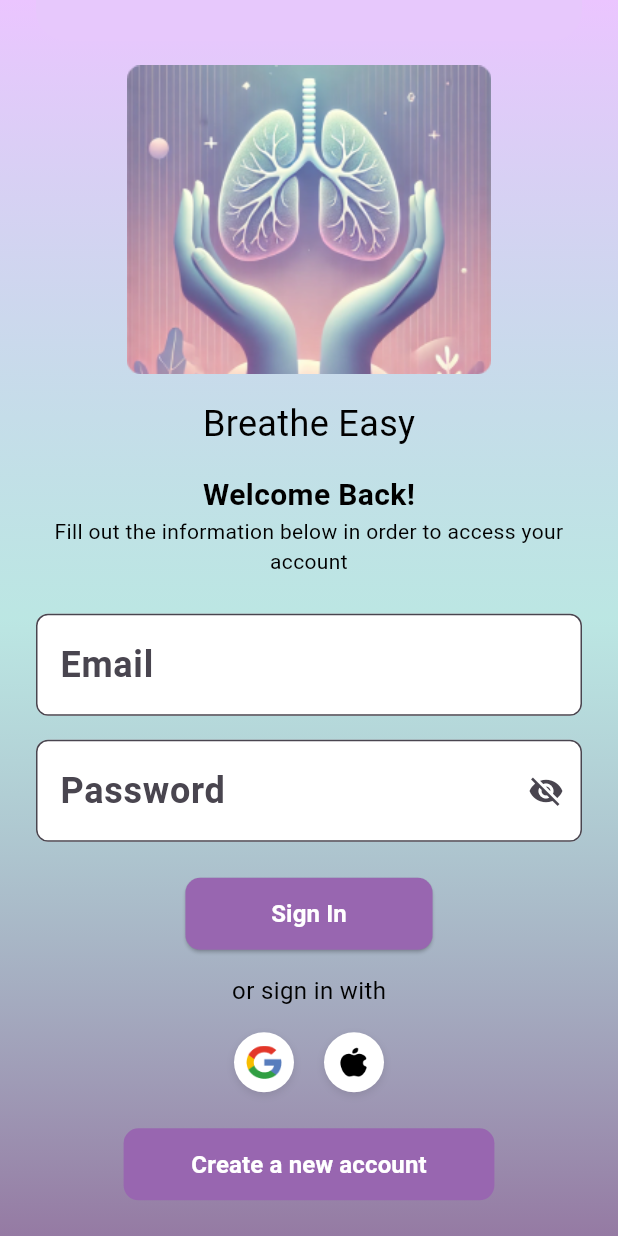
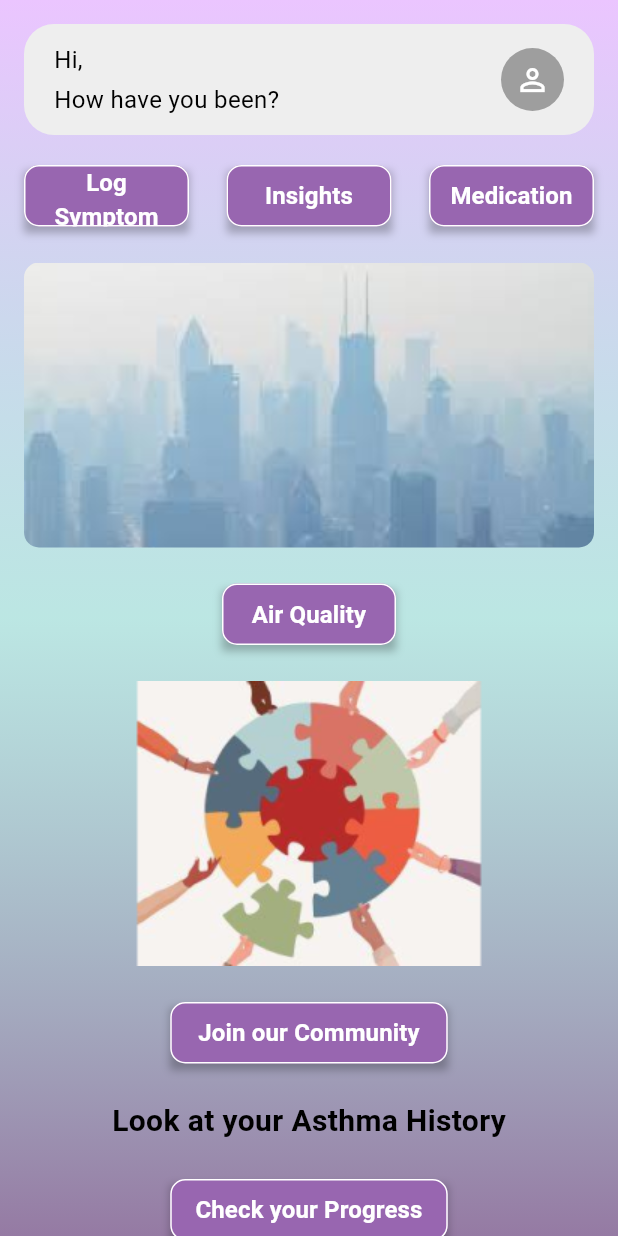
Before and after one commit to cpokala/AllerAlert, a Flutter app: the screen it shows after launch, scrolled down 56 dp, after a tap on "Sign In", on a phone screen of 412 x 824 dp. Run offline on Flutter 3.47's test engine with Material 3 defaults, Android fonts, the phone set to English and light mode, and no system bars.

Commit message:
Added Home Screen

```diff
--- a/lib/main.dart
+++ b/lib/main.dart
@@ -1,6 +1,7 @@
 import 'package:flutter/material.dart';
 import 'screens/login_screen.dart';
 import 'screens/signup_screen.dart';
+import 'screens/home_screen.dart';
 
 void main() {
   runApp(const MyApp());
@@ -44,6 +45,7 @@ class MyApp extends StatelessWidget {
       routes: {
         '/': (context) => const LoginScreen(),
         '/signup': (context) => const SignupScreen(),
+        '/home': (context) => const HomeScreen(),
       },
       initialRoute: '/',
     );
--- /dev/null
+++ b/lib/screens/home_screen.dart
@@ -0,0 +1,179 @@
+import 'package:flutter/material.dart';
+
+class HomeScreen extends StatelessWidget {
+  const HomeScreen({super.key});
+
+  @override
+  Widget build(BuildContext context) {
+    return Scaffold(
+      body: Container(
+        decoration: const BoxDecoration(
+          gradient: LinearGradient(
+            begin: Alignment(0.00, -1.00),
+            end: Alignment(0, 1),
+            colors: [Color(0xFFEBC5FF), Color(0xAA9ADAD5), Color(0xFF957AA3)],
+          ),
+        ),
+        child: SafeArea(
+          child: SingleChildScrollView(
+            child: Padding(
+              padding: const EdgeInsets.all(16.0),
+              child: Column(
+                children: [
+                  // Greeting Card
+                  Container(
+                    padding: const EdgeInsets.symmetric(horizontal: 20, vertical: 12),
+                    decoration: BoxDecoration(
+                      color: Colors.grey[200],
+                      borderRadius: BorderRadius.circular(20),
+                    ),
+                    child: Row(
+                      mainAxisAlignment: MainAxisAlignment.spaceBetween,
+                      children: [
+                        const Column(
+                          crossAxisAlignment: CrossAxisAlignment.start,
+                          children: [
+                            Text(
+                              'Hi,',
+                              style: TextStyle(
+                                fontSize: 16,
+                                fontWeight: FontWeight.w400,
+                              ),
+                            ),
+                            SizedBox(height: 4),
+                            Text(
+                              'How have you been?',
+                              style: TextStyle(
+                                fontSize: 16,
+                                fontWeight: FontWeight.w400,
+                              ),
+                            ),
+                          ],
+                        ),
+                        Container(
+                          width: 42,
+                          height: 42,
+                          decoration: const BoxDecoration(
+                            shape: BoxShape.circle,
+                            color: Colors.grey,
+                          ),
+                          child: const Icon(
+                            Icons.person_outline,
+                            color: Colors.white,
+                            size: 24,
+                          ),
+                        ),
+                      ],
+                    ),
+                  ),
+
+                  const SizedBox(height: 20),
+
+                  // Action Buttons Row
+                  Row(
+                    mainAxisAlignment: MainAxisAlignment.spaceBetween,
+                    children: [
+                      _buildActionButton('Log Symptom'),
+                      _buildActionButton('Insights'),
+                      _buildActionButton('Medication'),
+                    ],
+                  ),
+
+                  const SizedBox(height: 24),
+
+                  // City Image
+                  ClipRRect(
+                    borderRadius: BorderRadius.circular(10),
+                    child: Image.asset(
+                      'assets/images/city_skyline.png',
+                      width: double.infinity,
+                      height: 190,
+                      fit: BoxFit.cover,
+                    ),
+                  ),
+
+                  const SizedBox(height: 24),
+
+                  // Air Quality Button
+                  _buildActionButton('Air Quality', width: 116),
+
+                  const SizedBox(height: 24),
+
+                  // Community Image
+                  ClipRRect(
+                    borderRadius: BorderRadius.circular(10),
+                    child: Image.asset(
+                      'assets/images/community.png',
+                      width: double.infinity,
+                      height: 190,
+                      fit: BoxFit.contain,
+                    ),
+                  ),
+
+                  const SizedBox(height: 24),
+
+                  // Join Community Button
+                  _buildActionButton('Join our Community', width: 185),
+
+                  const SizedBox(height: 24),
+
+                  // Asthma History Text
+                  const Text(
+                    'Look at your Asthma History',
+                    style: TextStyle(
+                      fontSize: 20,
+                      fontWeight: FontWeight.w600,
+                      color: Colors.black,
+                    ),
+                  ),
+
+                  const SizedBox(height: 24),
+
+                  // Progress Button
+                  _buildActionButton('Check your Progress', width: 185),
+                ],
+              ),
+            ),
+          ),
+        ),
+      ),
+    );
+  }
+
+  Widget _buildActionButton(String text, {double? width}) {
+    return Container(
+      width: width ?? 110,
+      height: 41,
+      decoration: BoxDecoration(
+        boxShadow: [
+          BoxShadow(
+            color: Colors.black.withOpacity(0.25),
+            offset: const Offset(0, 4),
+            blurRadius: 4,
+          ),
+        ],
+      ),
+      child: ElevatedButton(
+        onPressed: () {},
+        style: ElevatedButton.styleFrom(
+          backgroundColor: const Color(0xFF9866B0),
+          foregroundColor: Colors.white,
+          padding: const EdgeInsets.symmetric(horizontal: 8),
+          shape: RoundedRectangleBorder(
+            borderRadius: BorderRadius.circular(10),
+            side: const BorderSide(color: Colors.white, width: 1),
+          ),
+          elevation: 0,
+        ),
+        child: Text(
+          text,
+          textAlign: TextAlign.center,
+          style: const TextStyle(
+            fontSize: 16,
+            fontWeight: FontWeight.w600,
+          ),
+        ),
+      ),
+    );
+  }
+}
--- a/lib/screens/login_screen.dart
+++ b/lib/screens/login_screen.dart
@@ -152,7 +152,9 @@ class _LoginScreenState extends State<LoginScreen> {
 
                     // Sign In Button
                     ElevatedButton(
-                      onPressed: () {},
+                      onPressed: () {
+                        Navigator.pushReplacementNamed(context, '/home');
+                      },
                       style: ElevatedButton.styleFrom(
                         backgroundColor: const Color(0xFF9866B0),
                         minimumSize: Size(screenSize.width * 0.4, 48),
--- a/lib/screens/signup_screen.dart
+++ b/lib/screens/signup_screen.dart
@@ -208,7 +208,7 @@ class _SignupScreenState extends State<SignupScreen> {
                         ElevatedButton(
                           onPressed: () {
                             if (_formKey.currentState!.validate()) {
-                              // TODO: Implement signup logic
+                              Navigator.pushReplacementNamed(context, '/home');
                             }
                           },
                           style: ElevatedButton.styleFrom(
--- a/pubspec.yaml
+++ b/pubspec.yaml
@@ -62,6 +62,8 @@ flutter:
     - assets/images/lungs_logo.png
     - assets/images/google_logo.png
     - assets/images/apple_logo.png
+    - assets/images/city_skyline.png
+    - assets/images/community.png
 
   #fonts:
     #- family: Kay Pho Du
```
Also changed, not shown: assets/images/city_skyline.png (added), assets/images/community.png (added).
